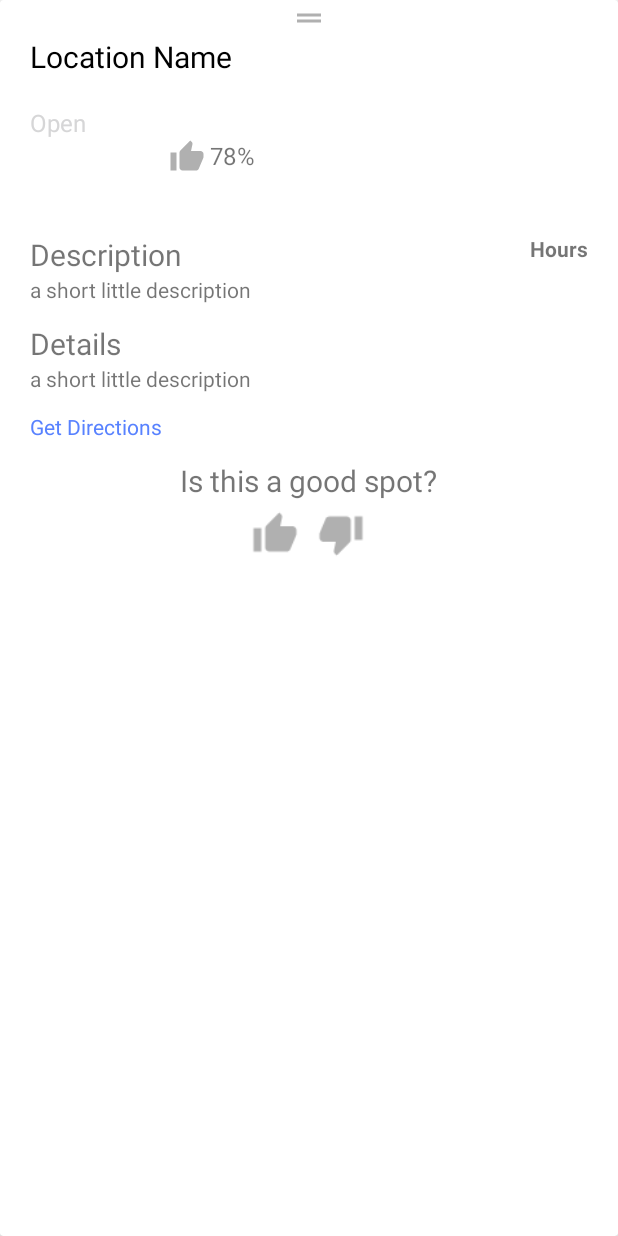
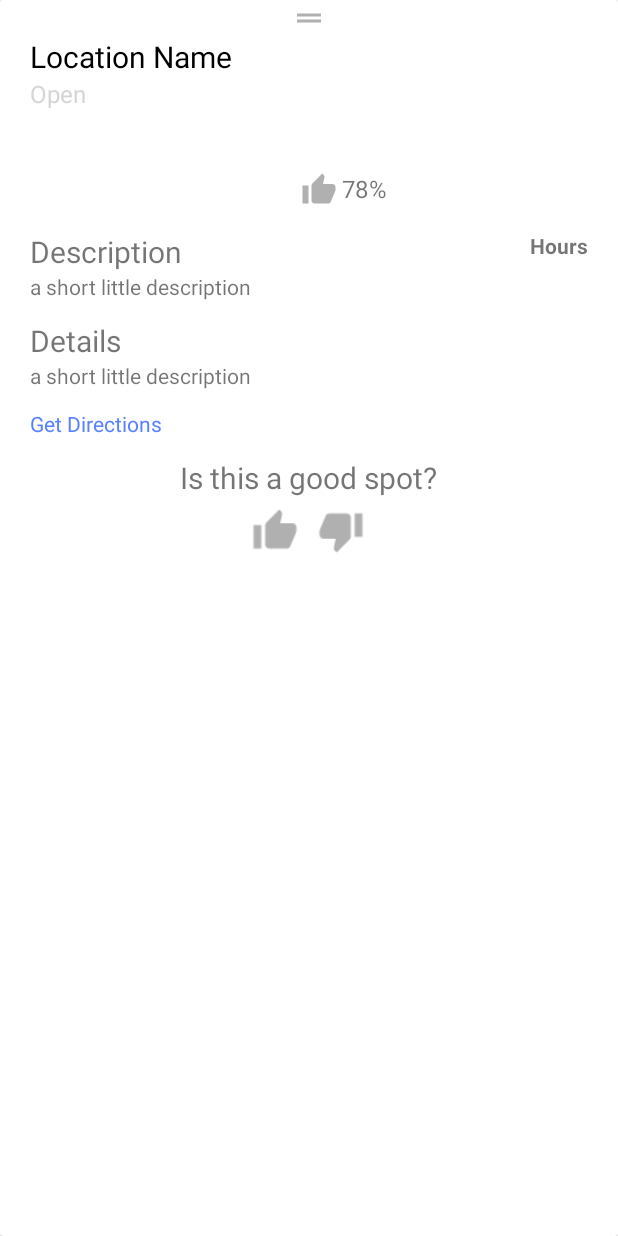
Before and after one commit to Scc33/iStudySpaces, an Android app: the layout info_card.xml on its own in the app's theme, with its tools: preview values and no code run, on a phone screen of 412 x 824 dp. Run offline under Robolectric (Android 15) with nearby library versions, the phone set to English and light mode, and no system bars.

Commit message:
Thumbs up/down working. Made some adjustments to bottom sheet layout.

```diff
--- a/iStudySpace/app/src/main/java/com/example/istudyspace/Fragments/InfoCardFragment.java
+++ b/iStudySpace/app/src/main/java/com/example/istudyspace/Fragments/InfoCardFragment.java
@@ -4,6 +4,7 @@ import android.os.Bundle;
 import android.view.LayoutInflater;
 import android.view.View;
 import android.view.ViewGroup;
+import android.widget.Button;
 import android.widget.ImageView;
 import android.widget.TextView;
 
@@ -23,12 +24,14 @@ import java.util.Calendar;
 import java.util.HashMap;
 import java.util.List;
 
-public class InfoCardFragment extends Fragment {
+public class InfoCardFragment extends Fragment implements View.OnClickListener {
     View view;
     Location location;
     String dayOfWeek;
     HashMap<String, HoursObject> hours = new HashMap<String, HoursObject>();
     List<Integer> amentityResourceIds = new ArrayList<Integer>();
+    ImageView thumbsUp;
+    ImageView thumbsDown;
 
     public class HoursObject {
         private String open;
@@ -82,6 +85,10 @@ public class InfoCardFragment extends Fragment {
 
     @Override
     public void onViewCreated(View view, @Nullable Bundle savedInstanceState) {
+        thumbsUp = view.findViewById(R.id.thumbs_up);
+        thumbsDown = view.findViewById(R.id.thumbs_down);
+        thumbsUp.setOnClickListener(this);
+        thumbsDown.setOnClickListener(this);
 
         RecyclerView rv = (RecyclerView) view.findViewById(R.id.amentity_list);
         rv.setAdapter(new AmentityAdapter(amentityResourceIds));
@@ -106,6 +113,21 @@ public class InfoCardFragment extends Fragment {
         //Include thumbs up/down component
     }
 
+    public void onClick(View v) {
+        if (v.getId() == R.id.thumbs_up) {
+            int id = getResources().getIdentifier("com.example.istudyspace:drawable/" + "thumb_up_selected", null, null);
+            thumbsUp.setImageResource(id);
+            id = getResources().getIdentifier("com.example.istudyspace:drawable/" + "thumb_down", null, null);
+            thumbsDown.setImageResource(id);
+        }
+        else if (v.getId() == R.id.thumbs_down) {
+            int id = getResources().getIdentifier("com.example.istudyspace:drawable/" + "thumb_up", null, null);
+            thumbsUp.setImageResource(id);
+            id = getResources().getIdentifier("com.example.istudyspace:drawable/" + "thumb_down_selected", null, null);
+            thumbsDown.setImageResource(id);
+        }
+    }
+
     private void initializeHours(View view) {
         Gson gson = new Gson();
         HashMap<String, Object> weeklyHours =
--- a/iStudySpace/app/src/main/res/drawable/downvote.xml
+++ b/iStudySpace/app/src/main/res/drawable/downvote.xml
@@ -1,5 +1,5 @@
 <?xml version="1.0" encoding="utf-8"?>
 <selector xmlns:android="http://schemas.android.com/apk/res/android">
-    <item android:drawable="@drawable/ic_baseline_thumb_down_24_selected" android:state_checked="true"/>
-    <item android:drawable="@drawable/ic_baseline_thumb_down_24" android:state_checked="false"/>
+    <item android:drawable="@drawable/thumb_down_selected" android:state_checked="true"/>
+    <item android:drawable="@drawable/thumb_down" android:state_checked="false"/>
 </selector>
--- a/iStudySpace/app/src/main/res/drawable/ic_baseline_thumb_down_24_selected.xml
+++ b/iStudySpace/app/src/main/res/drawable/thumb_down_selected.xml
@@ -1,4 +1,4 @@
-<vector android:height="24dp" android:tint="@color/Illini_Blue"
+<vector android:height="24dp" android:tint="@color/quantum_googred"
     android:viewportHeight="24" android:viewportWidth="24"
     android:width="24dp" xmlns:android="http://schemas.android.com/apk/res/android">
     <path android:fillColor="@android:color/white" android:pathData="M15,3L6,3c-0.83,0 -1.54,0.5 -1.84,1.22l-3.02,7.05c-0.09,0.23 -0.14,0.47 -0.14,0.73v2c0,1.1 0.9,2 2,2h6.31l-0.95,4.57 -0.03,0.32c0,0.41 0.17,0.79 0.44,1.06L9.83,23l6.59,-6.59c0.36,-0.36 0.58,-0.86 0.58,-1.41L17,5c0,-1.1 -0.9,-2 -2,-2zM19,3v12h4L23,3h-4z"/>
--- a/iStudySpace/app/src/main/res/drawable/ic_baseline_thumb_up_24_selected.xml
+++ b/iStudySpace/app/src/main/res/drawable/thumb_up_selected.xml
@@ -1,4 +1,4 @@
-<vector android:height="24dp" android:tint="@color/Illini_Blue"
+<vector android:height="24dp" android:tint="@color/quantum_googgreen"
     android:viewportHeight="24" android:viewportWidth="24"
     android:width="24dp" xmlns:android="http://schemas.android.com/apk/res/android">
     <path android:fillColor="@android:color/white" android:pathData="M1,21h4L5,9L1,9v12zM23,10c0,-1.1 -0.9,-2 -2,-2h-6.31l0.95,-4.57 0.03,-0.32c0,-0.41 -0.17,-0.79 -0.44,-1.06L14.17,1 7.59,7.59C7.22,7.95 7,8.45 7,9v10c0,1.1 0.9,2 2,2h9c0.83,0 1.54,-0.5 1.84,-1.22l3.02,-7.05c0.09,-0.23 0.14,-0.47 0.14,-0.73v-2z"/>
--- a/iStudySpace/app/src/main/res/drawable/upvote.xml
+++ b/iStudySpace/app/src/main/res/drawable/upvote.xml
@@ -1,5 +1,5 @@
 <?xml version="1.0" encoding="utf-8"?>
 <selector xmlns:android="http://schemas.android.com/apk/res/android">
-    <item android:drawable="@drawable/ic_baseline_thumb_up_24_selected" android:state_checked="true"/>
-    <item android:drawable="@drawable/ic_baseline_thumb_up_24" android:state_checked="false"/>
+    <item android:drawable="@drawable/thumb_up_selected" android:state_checked="true"/>
+    <item android:drawable="@drawable/thumb_up" android:state_checked="false"/>
 </selector>
--- a/iStudySpace/app/src/main/res/layout/amentity_row_item.xml
+++ b/iStudySpace/app/src/main/res/layout/amentity_row_item.xml
@@ -1,7 +1,8 @@
 <FrameLayout xmlns:android="http://schemas.android.com/apk/res/android"
     android:layout_height="wrap_content"
     android:layout_width="wrap_content"
-    android:layout_margin="5dp">
+    android:layout_marginStart="5dp"
+    android:layout_marginEnd="5dp">
     <ImageView
         android:id="@+id/amentity_image"
         android:layout_width="wrap_content"
--- a/iStudySpace/app/src/main/res/layout/info_card.xml
+++ b/iStudySpace/app/src/main/res/layout/info_card.xml
@@ -21,67 +21,55 @@
 
         <LinearLayout
             android:layout_width="match_parent"
-            android:layout_height="21mm"
+            android:layout_height="130dp"
             android:orientation="horizontal"
-            android:paddingBottom="2mm">
+            android:paddingBottom="10dp">
 
-            <LinearLayout
+            <RelativeLayout
                 android:layout_width="match_parent"
-                android:layout_height="wrap_content"
+                android:layout_height="match_parent"
                 android:layout_marginEnd="10dp"
                 android:layout_weight="0.5"
+                android:paddingBottom="5dp"
                 android:orientation="vertical">
 
                 <TextView
                     android:id="@+id/location_name"
                     android:layout_width="match_parent"
                     android:layout_height="wrap_content"
-                    android:autoSizeMaxTextSize="25sp"
-                    android:autoSizeTextType="uniform"
+                    android:layout_alignParentTop="true"
                     android:maxLines="2"
                     android:text="Location Name"
                     android:textColor="@color/black"
                     android:textSize="20sp" />
 
-                <!-- filler -->
-                <TextView
-                    android:layout_width="fill_parent"
-                    android:layout_height="0dp"
-                    android:layout_weight="1" />
-
-                <LinearLayout
-                    android:layout_width="match_parent"
-                    android:layout_height="wrap_content"
-                    android:orientation="horizontal">
-
                 <TextView
                     android:id="@+id/hours_today"
-                        android:layout_width="0dp"
+                    android:layout_width="wrap_content"
                     android:layout_height="wrap_content"
-                        android:layout_weight="0.75"
+                    android:layout_below="@+id/location_name"
                     android:singleLine="true"
                     android:text="Open"
                     android:textColor="@color/quantum_googgreen"
                     android:textSize="16sp" />
-                </LinearLayout>
-
-                <LinearLayout
-                    android:layout_width="match_parent"
-                    android:layout_height="wrap_content"
-                    android:orientation="horizontal">
 
                 <androidx.recyclerview.widget.RecyclerView
                     android:id="@+id/amentity_list"
                     android:layout_width="wrap_content"
-                        android:layout_height="match_parent"
-                        android:layout_weight="1"
+                    android:layout_height="wrap_content"
+                    android:layout_alignParentBottom="true"
+                    android:layout_gravity="start"
+                    android:layout_alignParentStart="true"
+                    android:layout_toStartOf="@+id/like_percent_holder"
                     android:orientation="horizontal"
                     app:layoutManager="androidx.recyclerview.widget.LinearLayoutManager" />
-
                 <LinearLayout
+                    android:id="@+id/like_percent_holder"
                     android:layout_width="wrap_content"
-                        android:layout_height="match_parent"
+                    android:layout_height="wrap_content"
                     android:layout_gravity="end"
+                    android:layout_alignParentBottom="true"
+                    android:layout_alignParentEnd="true"
                     android:layout_marginLeft="5dp"
                     android:layout_weight="1"
                     android:orientation="horizontal">
@@ -89,22 +77,24 @@
                     <ImageView
                         android:id="@+id/like_button_preview"
                         android:layout_width="wrap_content"
-                            android:layout_height="match_parent"
+                        android:layout_height="wrap_content"
+                        android:layout_weight="1"
+                        android:foregroundGravity="bottom"
+                        android:layout_gravity="end"
                         android:paddingRight="0.5mm"
-                            android:src="@drawable/ic_baseline_thumb_up_24" />
+                        android:src="@drawable/thumb_up" />
 
                     <TextView
                         android:id="@+id/like_percent"
+                        android:layout_weight="1"
                         android:layout_width="wrap_content"
-                            android:layout_height="match_parent"
+                        android:layout_height="wrap_content"
+                        android:layout_gravity="end"
                         android:text="78%"
                         android:textAlignment="gravity"
                         android:textSize="16sp" />
                 </LinearLayout>
-                </LinearLayout>
-
-
-            </LinearLayout>
+            </RelativeLayout>
 
             <ImageView
                 android:id="@+id/location_image"
@@ -218,7 +208,7 @@
                         android:layout_margin="10dp"
                         android:scaleX="1.3"
                         android:scaleY="1.3"
-                        android:src="@drawable/ic_baseline_thumb_up_24" />
+                        android:src="@drawable/thumb_up" />
 
                     <ImageView
                         android:id="@+id/thumbs_down"
@@ -227,7 +217,7 @@
                         android:layout_margin="10dp"
                         android:scaleX="1.3"
                         android:scaleY="1.3"
-                        android:src="@drawable/ic_baseline_thumb_down_24" />
+                        android:src="@drawable/thumb_down" />
                 </LinearLayout>
 
 <!--                <LinearLayout-->
```
Also changed, not shown: iStudySpace/app/src/main/res/drawable/thumb_down.xml (renamed from iStudySpace/app/src/main/res/drawable/ic_baseline_thumb_down_24.xml), iStudySpace/app/src/main/res/drawable/thumb_up.xml (renamed from iStudySpace/app/src/main/res/drawable/ic_baseline_thumb_up_24.xml). Lines whose indentation alone changed are shown as unchanged.
